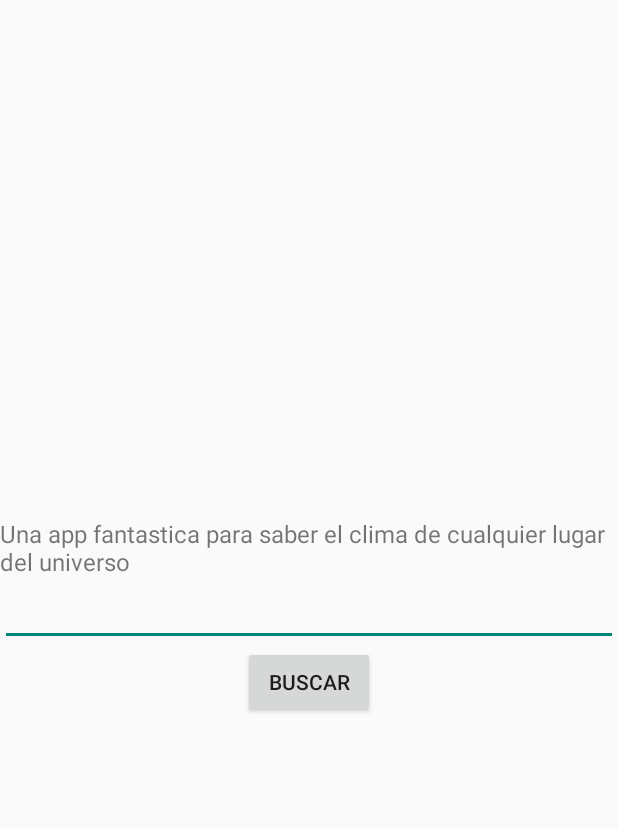
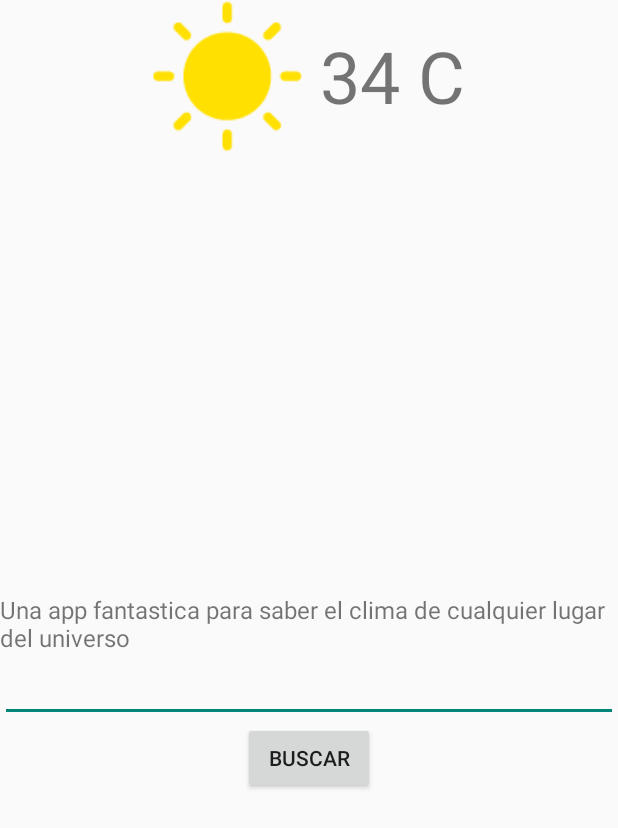
Before and after one commit to necronet/ClimaMassiel, an Android app: the screen it shows after launch (MainActivity), after a tap on "BUSCAR", on a phone screen of 412 x 824 dp. Shown: the top 828 px of the screen. Run offline under Robolectric (Android 15) with nearby library versions, the phone set to English and light mode, and no system bars.

Commit message:
Clima aleatorio con imagenees

```diff
--- a/app/src/main/java/com/massiel/clima/MainActivity.java
+++ b/app/src/main/java/com/massiel/clima/MainActivity.java
@@ -5,6 +5,7 @@ import android.os.Bundle;
 import android.view.View;
 import android.widget.Button;
 import android.widget.EditText;
+import android.widget.TextView;
 import android.widget.Toast;
 
 /**
@@ -24,10 +25,25 @@ public class MainActivity extends Activity {
                 EditText editText_ciudad = (EditText) findViewById(R.id.editText_ciudad);
                 String ciudad = editText_ciudad.getText().toString();
 
+                int temperatura = temperatura();
+
+                int icon;
+                if(temperatura >= 25 )
+                    icon = R.drawable.sunny;
+                else
+                    icon = R.drawable.cloudy;
+
+                TextView textMensaje = (TextView)findViewById(R.id.text_message);
+                textMensaje.setCompoundDrawablesWithIntrinsicBounds(icon, 0, 0, 0);
+                textMensaje.setText(String.valueOf(temperatura) + " C");
+                textMensaje.setVisibility(View.VISIBLE);
                 Toast.makeText(MainActivity.this,ciudad, Toast.LENGTH_LONG).show();
             }
         });
     }
 
+    private int temperatura() {
+        return (int) (Math.random() * 20 + 20);
+    }
 
 }
--- a/app/src/main/res/layout/main_activity.xml
+++ b/app/src/main/res/layout/main_activity.xml
@@ -1,25 +1,45 @@
 <?xml version="1.0" encoding="utf-8"?>
 <LinearLayout xmlns:android="http://schemas.android.com/apk/res/android"
-    android:orientation="vertical" android:layout_width="match_parent"
-    android:layout_height="match_parent" android:gravity="center">
+    android:layout_width="match_parent"
+    android:layout_height="match_parent"
+    android:orientation="vertical">
 
     <TextView
+        android:id="@+id/text_message"
+        android:layout_width="wrap_content"
+        android:layout_height="wrap_content"
+        android:layout_gravity="center_horizontal"
+        android:drawableLeft="@drawable/sunny"
+        android:drawablePadding="12dp"
+        android:gravity="center"
+        android:visibility="gone"
+        android:text="35 C"
+        android:textSize="48sp" />
+
+    <LinearLayout
+        android:layout_width="match_parent"
+        android:layout_height="match_parent"
+        android:gravity="center"
+        android:orientation="vertical">
+
+        <TextView
+            android:id="@+id/textView"
             android:layout_width="wrap_content"
             android:layout_height="wrap_content"
             android:text="Una app fantastica para saber el clima de cualquier lugar del universo"
-        android:id="@+id/textView"
             android:textSize="16sp" />
 
         <EditText
+            android:id="@+id/editText_ciudad"
             android:layout_width="match_parent"
-        android:layout_height="wrap_content"
-        android:id="@+id/editText_ciudad" />
+            android:layout_height="wrap_content" />
 
         <Button
+            android:id="@+id/button_buscar"
             android:layout_width="wrap_content"
             android:layout_height="wrap_content"
-        android:text="Buscar"
-        android:id="@+id/button_buscar"
-        android:layout_gravity="center_horizontal" />
+            android:layout_gravity="center_horizontal"
+            android:text="Buscar" />
+    </LinearLayout>
 
 </LinearLayout>
```
Also changed, not shown: app/src/main/res/drawable/cloudy.png (added), app/src/main/res/drawable/sunny.png (added). Lines whose indentation alone changed are shown as unchanged.
